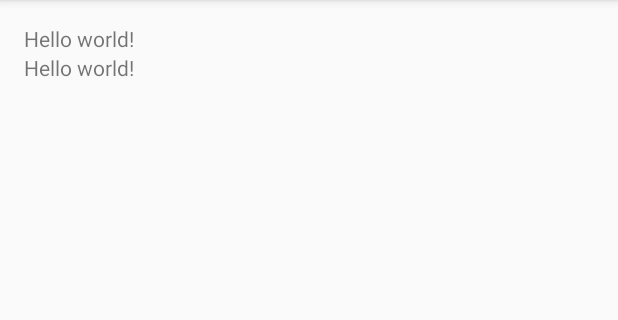
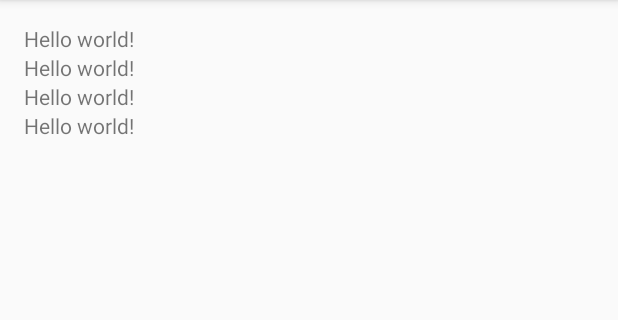
Before and after one commit to HumzaAli/master-application, an Android app: the screen it shows after launch (MainActivity), on a phone screen of 412 x 824 dp, the part 84-404 px from its top. Run offline under Robolectric (Android 15) with nearby library versions, the phone set to English and light mode, and no system bars.

Commit message:
first commit

```diff
--- a/app/src/main/res/layout/activity_main.xml
+++ b/app/src/main/res/layout/activity_main.xml
@@ -19,5 +19,17 @@
         android:layout_height="wrap_content"
         android:id="@+id/tv_2"
         android:layout_below="@+id/tv_1"/>
+    <TextView
+        android:text="@string/hello_world"
+        android:layout_width="wrap_content"
+        android:layout_height="wrap_content"
+        android:id="@+id/tv_3"
+        android:layout_below="@+id/tv_2"/>
+    <TextView
+        android:text="@string/hello_world"
+        android:layout_width="wrap_content"
+        android:layout_height="wrap_content"
+        android:id="@+id/tv_4"
+        android:layout_below="@+id/tv_3"/>
 
 </RelativeLayout>
```
